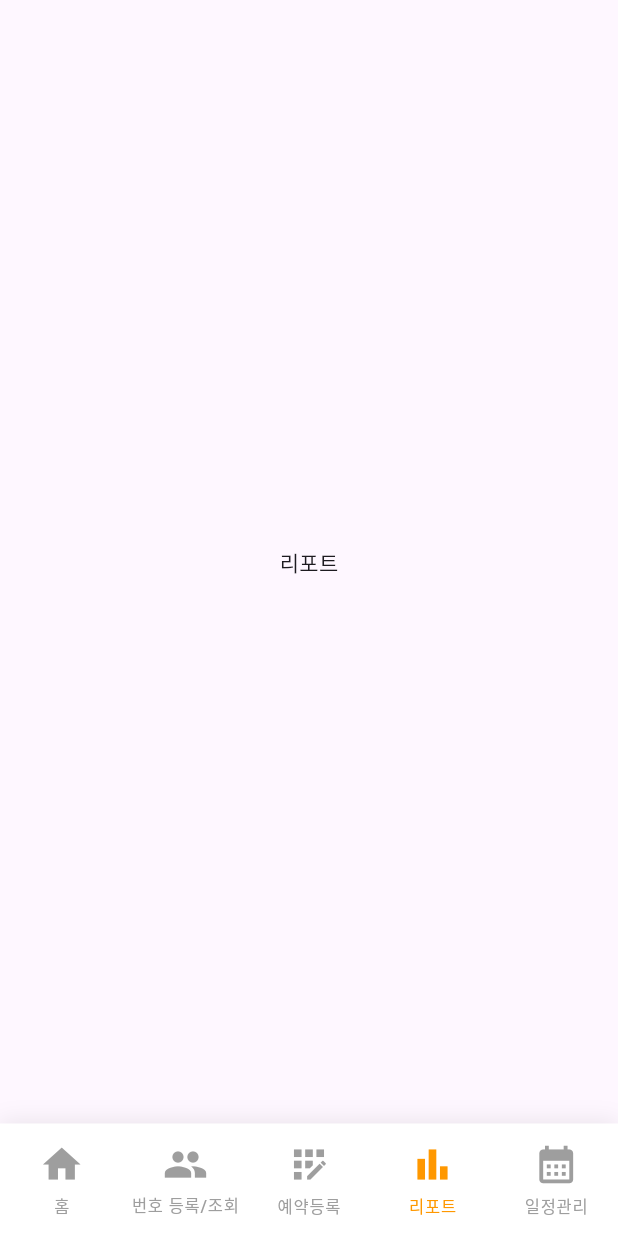
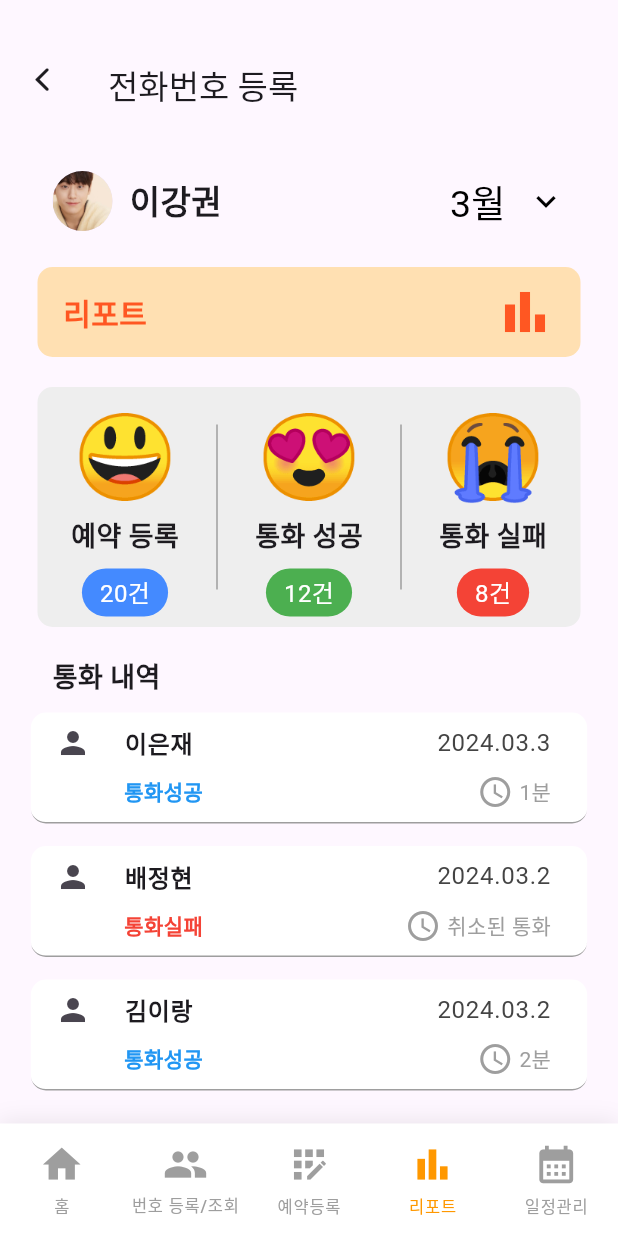
Before and after one commit to baejeonghyun23/Cubeproject-Schedule, a Flutter app: the screen it shows after launch, item 4 of the bottom bar chosen, on a phone screen of 412 x 824 dp. Run offline on Flutter 3.47's test engine with Material 3 defaults, Android fonts, the phone set to English and light mode, and no system bars; our stand-ins replace awesome_bottom_bar, flutter_slidable, table_calendar; missing offline and left inert: material_text_fields, searchbar_animation.

Commit message:
[View] + report

```diff
--- a/lib/bottom_navigation_bar.dart
+++ b/lib/bottom_navigation_bar.dart
@@ -1,3 +1,4 @@
+import 'package:cube/report.dart';
 import 'package:cube/schedule.dart';
 import 'package:cube/search.dart';
 import 'package:flutter/material.dart';
@@ -60,7 +61,10 @@ class ReservationPage extends StatelessWidget {
 class ReportPage extends StatelessWidget {
   @override
   Widget build(BuildContext context) {
-    return Center(child: Text('리포트'));
+    return MaterialApp(
+      title: 'Contact Record',
+      home: ContactRecordScreen(),
+    );
   }
 }
 
--- /dev/null
+++ b/lib/report.dart
@@ -0,0 +1,384 @@
+import 'package:flutter/cupertino.dart';
+import 'package:flutter/material.dart';
+
+import 'app_bar.dart';
+
+
+
+class ContactRecordScreen extends StatefulWidget {
+  @override
+  State<ContactRecordScreen> createState() => _ContactRecordScreenState();
+}
+
+class _ContactRecordScreenState extends State<ContactRecordScreen> {
+  final List<ContactRecord> contacts = [
+    ContactRecord(
+        name: '이은재', call: '통화성공', time: '1분', phonenum: '2024.03.3'),
+    ContactRecord(
+        name: '배정현', call: '통화실패', time: '취소된 통화', phonenum: '2024.03.2'),
+    ContactRecord(
+        name: '김이랑', call: '통화성공', time: '2분', phonenum: '2024.03.2'),
+    // Add more contact records as needed
+  ];
+
+  String dropdownValue = '3월';
+
+  @override
+  Widget build(BuildContext context) {
+    return Scaffold(
+      appBar: PreferredSize(
+          preferredSize:Size.fromHeight(100.0),
+          child: Padding(
+            padding: const EdgeInsets.only(top: 25.0),
+            child: BaseAppBar(),
+          )),
+      body: Padding(
+        padding: const EdgeInsets.only(top: 10, left: 15, right: 15),
+        child: Column(
+          crossAxisAlignment: CrossAxisAlignment.stretch,
+          children: [
+            Padding(
+              padding: const EdgeInsets.only(bottom: 20),
+              child: Padding(
+                padding: const EdgeInsets.only(left: 20),
+                child: Row(
+                  children: [
+                    CircleAvatar(
+                      radius: 20, // 아이콘 크기 설정
+                      backgroundImage:
+                      AssetImage('assets/images/dohyun.jpg'), // 이미지 소스 설정
+                    ),
+                    Text(
+                      '  이강권',
+                      style: TextStyle(fontWeight: FontWeight.bold,
+                      fontSize: 22),
+                    ),
+                    Expanded(
+                      child: Padding(
+                        padding: const EdgeInsets.only(right: 20.0),
+                        child: Align(
+                          alignment: Alignment.centerRight,
+                          child: DropdownButtonHideUnderline(
+                            child: DropdownButton<String>(
+                              value: dropdownValue,
+                              icon: const Icon(Icons.expand_more, color: Colors.black,), // 드롭다운 아이콘
+                              iconSize: 26, // 아이콘 크기
+                              elevation: 16, // 드롭다운 메뉴의 높이
+                              style: const TextStyle(color: Colors.black, fontSize: 25), // 텍스트 스타일
+                              onChanged: (String? newValue) {
+                                if (newValue != null) {
+                                  setState(() {
+                                    dropdownValue = newValue;
+                                  });
+                                }
+                              },
+                              items: <String>['1월', '2월', '3월', '4월', '5월', '6월', '7월', '8월', '9월', '10월', '11월', '12월']
+                                  .map<DropdownMenuItem<String>>((String value) {
+                                return DropdownMenuItem<String>(
+                                  value: value,
+                                  child: Text(value),
+                                );
+                              }).toList(),
+                            ),
+                          ),
+                        ),
+                      ),
+                    )
+
+                  ],
+                ),
+              ),
+            ),
+            Padding(
+              padding: const EdgeInsets.only(bottom: 10, left: 10, right: 10),
+              child: Container(
+                height: 60.0, // 높이 유지
+                decoration: BoxDecoration(
+                  color: Colors.orange[100],
+                  borderRadius: BorderRadius.circular(10.0),
+                ),
+                padding: EdgeInsets.symmetric(vertical: 10.0, horizontal: 17.0), // 수직 패딩 감소
+                child: Row(
+                  children: [
+                    Expanded(
+                      child: Text(
+                        '리포트',
+                        style: TextStyle(
+                            fontWeight: FontWeight.bold,
+                            color: Colors.deepOrange,
+                            fontSize: 20),
+                      ),
+                    ),
+                    Icon(
+                      Icons.bar_chart,
+                      size: 40, // 아이콘 크기 조정
+                      color: Colors.deepOrange,
+                    )
+                  ],
+                ),
+              ),
+            ),
+
+
+            Padding(
+              padding: const EdgeInsets.all(10.0),
+              child: Container(
+                height: 160,
+                decoration: BoxDecoration(
+                  color: Colors.grey[200],
+                  borderRadius: BorderRadius.circular(10.0),
+                ),
+                padding: EdgeInsets.symmetric(horizontal: 5.0), // 좌우 여백 조절
+                child: Row(
+                  mainAxisAlignment: MainAxisAlignment.center,
+                  children: [
+                    Expanded(
+                      child: Center(
+                        child: Column(
+                          mainAxisAlignment: MainAxisAlignment.center, // 항목들을 수직 중앙에 배치
+                          children: [
+                            Text(
+                              '😃',
+                              style: TextStyle(
+                                fontSize: 55, // 숫자의 텍스트 크기는 조금 더 작게 설정
+                              ),
+                            ),
+                            Padding(
+                              padding: const EdgeInsets.only(bottom: 8.0),
+                              child: Text(
+                                '예약 등록',
+                                style: TextStyle(
+                                  fontWeight: FontWeight.bold,
+                                  fontSize: 18,
+                                ),
+                              ),
+                            ),
+                            Container(
+                              padding: EdgeInsets.symmetric(horizontal: 12, vertical: 4), // 텍스트 주변 여백 조절
+                              decoration: BoxDecoration(
+                                color: Colors.blueAccent, // 배경색 설정
+                                borderRadius: BorderRadius.circular(20), // 모서리 둥글게 설정
+                              ),
+                              child: Text(
+                                '20건',
+                                style: TextStyle(
+                                  fontSize: 16,
+                                  color: Colors.white, // 텍스트 색상을 배경과 대비되게 설정
+                                ),
+                              ),
+                            ),
+
+                          ],
+                        ),
+                      ),
+                    ),
+
+                    Padding(
+                      padding: const EdgeInsets.only(top: 25 , bottom: 25),
+                      child: VerticalDivider( // 두 번째와 세 번째 섹션 사이의 구분선
+                        color: Colors.grey, // 구분선 색상
+                        thickness: 1, // 구분선 두께
+                      ),
+                    ),
+                    Expanded(
+                      child: Center(
+                        child: Column(
+                          mainAxisAlignment: MainAxisAlignment.center, // 항목들을 수직 중앙에 배치
+                          children: [
+                            Text(
+                              '😍',
+                              style: TextStyle(
+                                fontSize: 55, // 숫자의 텍스트 크기는 조금 더 작게 설정
+                                color: Colors.green,
+                              ),
+                            ),
+                            Padding(
+                              padding: const EdgeInsets.only(bottom: 8.0),
+                              child: Text(
+                                '통화 성공',
+                                style: TextStyle(
+                                  fontWeight: FontWeight.bold,
+                                  fontSize: 18,
+                                ),
+                              ),
+                            ),
+                            Container(
+                              padding: EdgeInsets.symmetric(horizontal: 12, vertical: 4), // 텍스트 주변 여백 조절
+                              decoration: BoxDecoration(
+                                color: Colors.green, // 배경색 설정
+                                borderRadius: BorderRadius.circular(20), // 모서리 둥글게 설정
+                              ),
+                              child: Text(
+                                '12건',
+                                style: TextStyle(
+                                  fontSize: 16,
+                                  color: Colors.white, // 텍스트 색상을 배경과 대비되게 설정
+                                ),
+                              ),
+                            ),
+                          ],
+                        ),
+                      ),
+                    ),
+
+                    Padding(
+                      padding: const EdgeInsets.only(top: 25 , bottom: 25),
+                      child: VerticalDivider( // 두 번째와 세 번째 섹션 사이의 구분선
+                        color: Colors.grey, // 구분선 색상
+                        thickness: 1, // 구분선 두께
+                      ),
+                    ),
+                    Expanded(
+                      child: Center(
+                        child: Column(
+                          mainAxisAlignment: MainAxisAlignment.center, // 항목들을 수직 중앙에 배치
+                          children: [
+                            Text(
+                              '😭',
+                              style: TextStyle(
+                                fontSize: 55, // 숫자의 텍스트 크기는 조금 더 작게 설정
+                              ),
+                            ),
+                            Padding(
+                              padding: const EdgeInsets.only(bottom: 8.0),
+                              child: Text(
+                                '통화 실패',
+                                style: TextStyle(
+                                  fontWeight: FontWeight.bold,
+                                  fontSize: 18,
+                                ),
+                              ),
+                            ),
+                            Container(
+                              padding: EdgeInsets.symmetric(horizontal: 12, vertical: 4), // 텍스트 주변 여백 조절
+                              decoration: BoxDecoration(
+                                color: Colors.red, // 배경색 설정
+                                borderRadius: BorderRadius.circular(20), // 모서리 둥글게 설정
+                              ),
+                              child: Text(
+                                '8건',
+                                style: TextStyle(
+                                  fontSize: 16,
+                                  color: Colors.white, // 텍스트 색상을 배경과 대비되게 설정
+                                ),
+                              ),
+                            ),
+                          ],
+                        ),
+                      ),
+                    ),
+
+                  ],
+                ),
+              ),
+            ),
+
+            Padding(
+              padding: const EdgeInsets.only(left: 20.0, top: 10.0, ),
+              child: Text(
+                '통화 내역',
+                style: TextStyle(
+                  fontWeight: FontWeight.bold,
+                  fontSize: 18,
+                ),
+              ),
+            ),
+            Expanded(
+              child: Padding(
+                padding: const EdgeInsets.only(top: 10),
+                child: ListView.builder(
+                  itemCount: contacts.length,
+                  itemBuilder: (context, index) {
+                    return Column(
+                      children: [
+                        Container(
+                          width: MediaQuery.of(context).size.width * 0.9,
+                          decoration: BoxDecoration(
+                            color: Colors.white, // 배경색 설정
+                            borderRadius: BorderRadius.circular(10.0), // 모서리 둥글게 설정
+                            border: Border(
+                              bottom: BorderSide(
+                                color: Colors.grey, // 테두리 색상 설정
+                                width: 1.0, // 테두리 두께 설정
+                              ),
+                            ),
+                          ),
+                          child: ListTile(
+                            title: Row(
+                              children: [
+                                Icon(Icons.person), // 아이콘 추가
+                                Text(
+                                  '     ${contacts[index].name}        ',
+                                  style: TextStyle(
+                                    fontWeight: FontWeight.bold,
+                                  ),
+                                ),
+                                Expanded( // 전화번호를 위한 Expanded 위젯
+                                  child: Text(
+                                    '${contacts[index].phonenum}',
+                                    textAlign: TextAlign.right,
+                                    style: TextStyle(color: Color(0xFF444444)),
+                                  ),
+                                ),
+                              ],
+                            ),
+                            subtitle: Padding(
+                              padding: const EdgeInsets.only(top: 8),
+                              child: Row(
+                                children: [
+                                  SizedBox(width: 20),
+                                  if (contacts[index].call == "통화성공")
+                                    Text(
+                                      '       ${contacts[index].call}         ',
+                                      style: TextStyle(
+                                          fontWeight: FontWeight.bold,
+                                          color: Colors.blue),
+                                    ),
+                                  if (contacts[index].call == "통화실패")
+                                    Text(
+                                      '       ${contacts[index].call}         ',
+                                      style: TextStyle(
+                                          fontWeight: FontWeight.bold,
+                                          color: Colors.red),
+                                    ),
+                                  Spacer(), // 이 위젯은 남은 공간을 모두 채워줍니다.
+                                  Icon(Icons.schedule, color: Colors.grey),
+                                  SizedBox(width: 4), // 아이콘과 텍스트 사이에 조금 간격 추가
+                                  Text(
+                                    '${contacts[index].time}',
+                                    style: TextStyle(color: Colors.grey),
+                                  ),
+                                ],
+                              ),
+                            ),
+                            onTap: () {},
+                          ),
+                        ),
+                        if (index !=
+                            contacts.length - 1) // 마지막 항목이 아닌 경우에만 공간 추가
+                          SizedBox(height: 15.0),
+                      ],
+                    );
+                  },
+                ),
+              ),
+            ),
+          ],
+        ),
+      ),
+    );
+  }
+}
+
+class ContactRecord {
+  final String name;
+  final String time;
+  final String call;
+  final String phonenum;
+
+  ContactRecord(
+      {required this.name,
+        required this.time,
+        required this.call,
+        required this.phonenum});
+}
```
Also changed, not shown: assets/images/dohyun.jpg (added), 1 other file.
